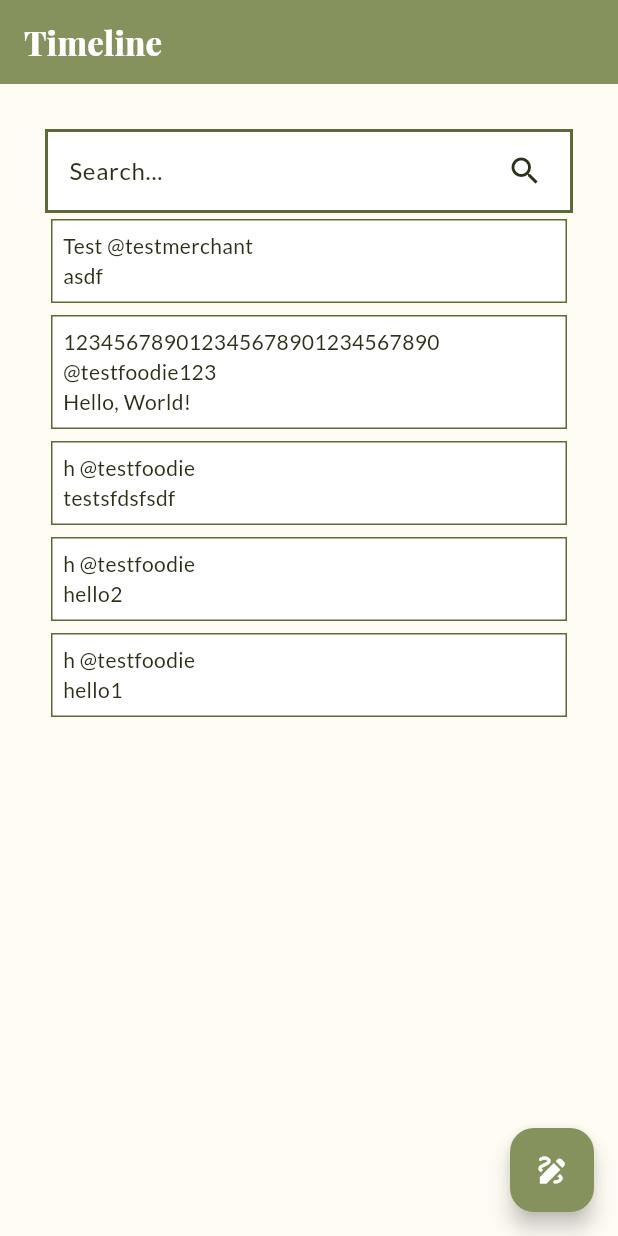
After one commit to PBP-2024-F04/paku-mobile, a Flutter app: the screen it shows after launch, on a phone screen of 412 x 824 dp. The commit adds this screen. Run offline on Flutter 3.47's test engine with Material 3 defaults, Android fonts, the light colour scheme and no system bars; our stand-ins replace google_fonts.

Commit message:
feat: rename for clarity

```diff
--- a/lib/main.dart
+++ b/lib/main.dart
@@ -1,7 +1,7 @@
 // lib/main.dart
 import 'package:flutter/material.dart';
 // import 'package:paku/screens/landing.dart';
-import 'package:paku/screens/timeline/timeline.dart';
+import 'package:paku/screens/timeline/timeline_main.dart';
 import 'package:paku/theme.dart';
 
 void main() {
@@ -16,7 +16,7 @@ class MyApp extends StatelessWidget {
     return MaterialApp(
       title: 'PaKu',
       theme: theme,
-      home: const TimelinePage(),
+      home: const TimelineMainPage(),
     );
   }
 }
--- /dev/null
+++ b/lib/screens/timeline/timeline_main.dart
@@ -0,0 +1,113 @@
+import 'package:flutter/material.dart';
+import 'package:paku/colors.dart';
+import 'package:paku/screens/timeline/models/post.dart';
+import 'package:paku/screens/timeline/widgets/post_card.dart';
+
+final dummyPosts = [
+  Post.fromJson({
+    "id": "1c5e6d6e-a302-40c1-b70c-6d66d5ebe8c0",
+    "user": {
+      "role": "Merchant",
+      "display_name": "Test",
+      "username": "testmerchant"
+    },
+    "text": "asdf",
+    "is_edited": false,
+    "created_at": "2024-10-27T08:17:53.424Z",
+    "updated_at": "2024-10-27T08:17:53.424Z"
+  }),
+  Post.fromJson({
+    "id": "fcc6bb7e-25c0-44e3-98b0-41982fe45ab1",
+    "user": {
+      "role": "Foodie",
+      "display_name": "123456789012345678901234567890",
+      "username": "testfoodie123"
+    },
+    "text": "Hello, World!",
+    "is_edited": false,
+    "created_at": "2024-10-27T04:12:26.175Z",
+    "updated_at": "2024-10-27T04:12:26.175Z"
+  }),
+  Post.fromJson({
+    "id": "932c5407-f2b5-49f4-b36f-844f75481e26",
+    "user": {"role": "Foodie", "display_name": "h", "username": "testfoodie"},
+    "text": "testsfdsfsdf",
+    "is_edited": true,
+    "created_at": "2024-10-27T03:40:22.018Z",
+    "updated_at": "2024-10-27T03:44:40.796Z"
+  }),
+  Post.fromJson({
+    "id": "788dfdf7-d8cb-45a1-ad1a-a78d6e4404bc",
+    "user": {"role": "Foodie", "display_name": "h", "username": "testfoodie"},
+    "text": "hello2",
+    "is_edited": false,
+    "created_at": "2024-10-27T03:39:24.107Z",
+    "updated_at": "2024-10-27T03:39:24.107Z"
+  }),
+  Post.fromJson({
+    "id": "5b5e9e8e-c22e-49ff-b33c-7d6554f2acf5",
+    "user": {"role": "Foodie", "display_name": "h", "username": "testfoodie"},
+    "text": "hello1",
+    "is_edited": false,
+    "created_at": "2024-10-27T03:39:13.465Z",
+    "updated_at": "2024-10-27T03:39:13.465Z"
+  }),
+];
+
+class TimelineMainPage extends StatefulWidget {
+  const TimelineMainPage({super.key});
+
+  @override
+  State<TimelineMainPage> createState() => _TimelineMainPageState();
+}
+
+class _TimelineMainPageState extends State<TimelineMainPage> {
+  @override
+  Widget build(BuildContext context) {
+    return Scaffold(
+      appBar: AppBar(
+        title: const Text("Timeline"),
+      ),
+      body: SingleChildScrollView(
+        padding: const EdgeInsets.all(30),
+        child: Center(
+          child: Column(
+            children: [
+              SearchBar(
+                hintText: 'Search...',
+                elevation: const WidgetStatePropertyAll(0),
+                shape: const WidgetStatePropertyAll(
+                  RoundedRectangleBorder(
+                    borderRadius: BorderRadius.zero,
+                    side: BorderSide(
+                      color: TailwindColors.mossGreenDark,
+                      width: 2,
+                    ),
+                  ),
+                ),
+                trailing: [
+                  IconButton(
+                    onPressed: () {},
+                    icon: const Icon(Icons.search),
+                  )
+                ],
+              ),
+              ListView.builder(
+                scrollDirection: Axis.vertical,
+                shrinkWrap: true,
+                itemCount: dummyPosts.length,
+                itemBuilder: (context, index) => PostCard(dummyPosts[index]),
+              ),
+            ],
+          ),
+        ),
+      ),
+      floatingActionButton: FloatingActionButton(
+        backgroundColor: TailwindColors.sageDark,
+        foregroundColor: Colors.white,
+        onPressed: () {},
+        child: const Icon(Icons.draw),
+      ),
+    );
+  }
+}
--- a/lib/screens/timeline/widgets/post.dart
+++ b/lib/screens/timeline/widgets/post_card.dart
@@ -3,10 +3,10 @@ import 'package:paku/colors.dart';
 import 'package:paku/screens/timeline/models/post.dart';
 import 'package:paku/screens/timeline/view_post.dart';
 
-class PostWidget extends StatelessWidget {
+class PostCard extends StatelessWidget {
   final Post post;
 
-  const PostWidget(this.post, {super.key});
+  const PostCard(this.post, {super.key});
 
   @override
   Widget build(BuildContext context) {
```
Also changed, not shown: lib/screens/timeline/timeline.dart (deleted, +0 -113 lines), lib/screens/timeline/view_post.dart (+6 -7 lines).
